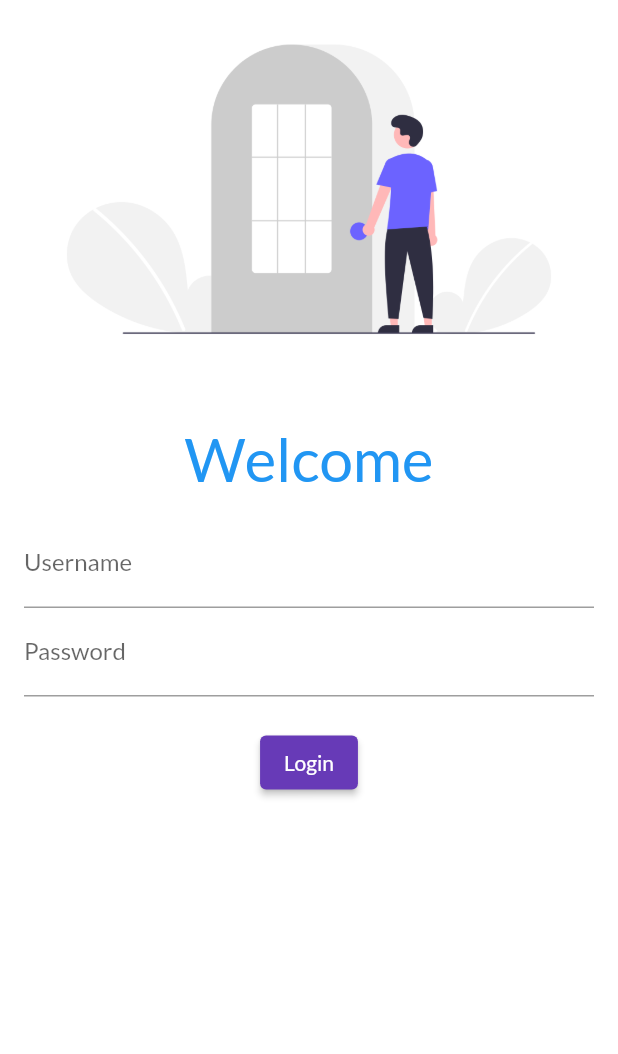
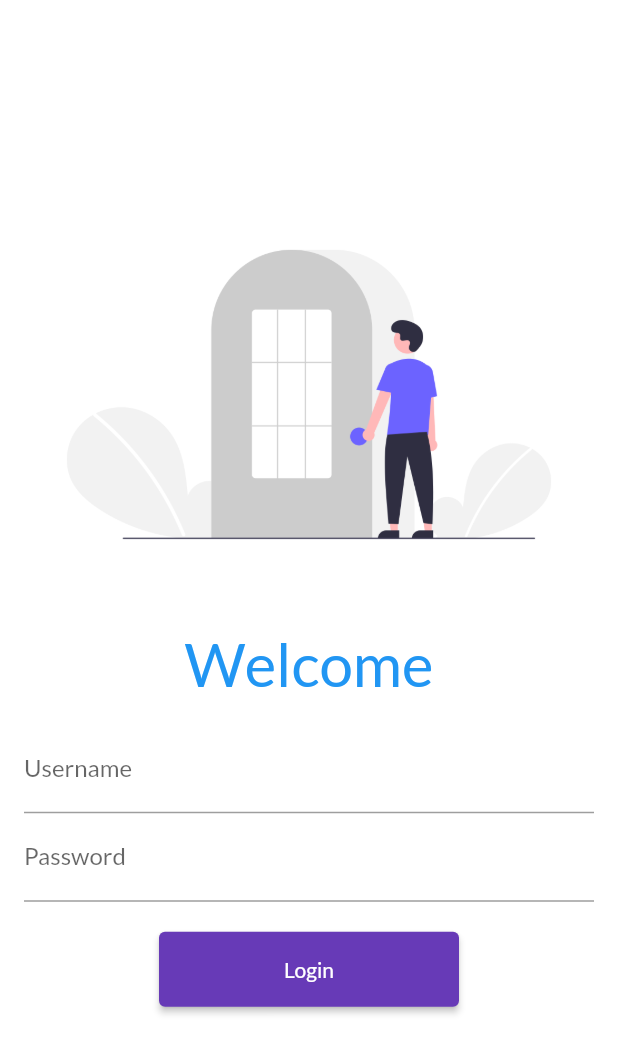
Before and after one commit to YazdanHaider27/firstappbycodepur, a Flutter app: the screen it shows after launch, on a phone screen of 412 x 824 dp. Shown: the top 1054 px of the screen. Run offline on Flutter 3.47's test engine with Material 2 defaults, Android fonts, the phone set to English and light mode, and no system bars; our stand-ins replace google_fonts.

Commit message:
Day 5 Completed

```diff
--- a/lib/main.dart
+++ b/lib/main.dart
@@ -1,5 +1,6 @@
 import 'package:firstappbycodepur/pages/home_page.dart';
 import 'package:firstappbycodepur/pages/login_page.dart';
+import 'package:firstappbycodepur/utils/routes.dart';
 import 'package:flutter/material.dart';
 import 'package:google_fonts/google_fonts.dart';
 
@@ -14,7 +15,7 @@
   Widget build(BuildContext context) {
     return MaterialApp(
       debugShowCheckedModeBanner: false,
-      // home: HomePage(),
+      home: HomePage(),
       // themeMode: ThemeMode.dark,
       themeMode: ThemeMode.light,
       theme: ThemeData(
@@ -27,8 +28,9 @@
       ),
       initialRoute: "/login",
       routes: {
-        "/": (context) => HomePage(),
-        "/login": (context) => LoginPage(),
+        // "/": (context) => HomePage(),
+        MyRoutes.homeRoute: (context) => HomePage(),
+        MyRoutes.loginRoute: (context) => LoginPage(),
       },
     );
   }
--- a/lib/pages/login_page.dart
+++ b/lib/pages/login_page.dart
@@ -1,3 +1,4 @@
+import 'package:firstappbycodepur/utils/routes.dart';
 import 'package:flutter/material.dart';
 
 class LoginPage extends StatelessWidget {
@@ -9,9 +10,14 @@
       color: Colors.white,
       child: Center(
         child: Container(
+          child: SingleChildScrollView(
             child: Column(
               children: [
-              Image.asset("assets/images/login_image.png", fit: BoxFit.cover),
+                Image.asset(
+                  "assets/images/login_image.png",
+                  fit: BoxFit.cover,
+                  // height: 500,
+                ),
                 SizedBox(
                   height: 30.0,
                 ),
@@ -42,7 +48,13 @@
                       SizedBox(
                         height: 20.0,
                       ),
-                    ElevatedButton(onPressed: () => {}, child: Text("Login")),
+                      ElevatedButton(
+                        onPressed: () => {
+                          Navigator.pushNamed(context, MyRoutes.homeRoute),
+                        },
+                        child: Text("Login"),
+                        style: TextButton.styleFrom(minimumSize: Size(200, 50)),
+                      ),
                     ],
                   ),
                 ),
@@ -50,6 +62,7 @@
             ),
           ),
         ),
+      ),
     );
   }
 }
--- /dev/null
+++ b/lib/utils/routes.dart
@@ -0,0 +1,4 @@
+class MyRoutes {
+  static String loginRoute = "/login";
+  static String homeRoute = "/home";
+}
```
Lines whose indentation alone changed are shown as unchanged.
